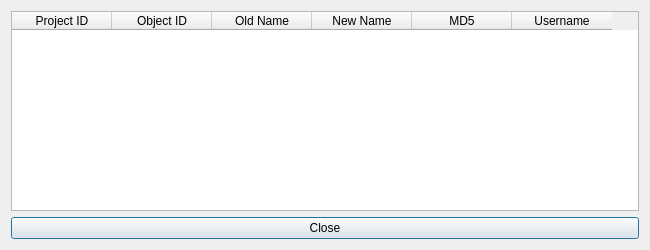
Old version of the form rename_files/gui_datafiles/report.ui in the repository carevealed/image_rename_and_convert.
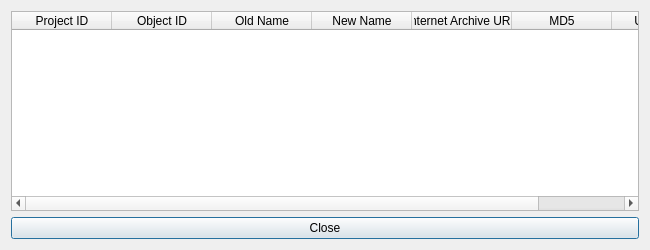
New version of the form.

Commit message: rename_files-6 add Internet Archive URL to csv report

Diff of the .ui file:
```diff
--- a/rename_files/gui_datafiles/report.ui
+++ b/rename_files/gui_datafiles/report.ui
@@ -48,6 +48,11 @@
        <string>New Name</string>
       </property>
      </column>
+     <column>
+      <property name="text">
+       <string>Internet Archive URL</string>
+      </property>
+     </column>
      <column>
       <property name="text">
        <string>MD5</string>
```
The commit also changes 3 other files.
